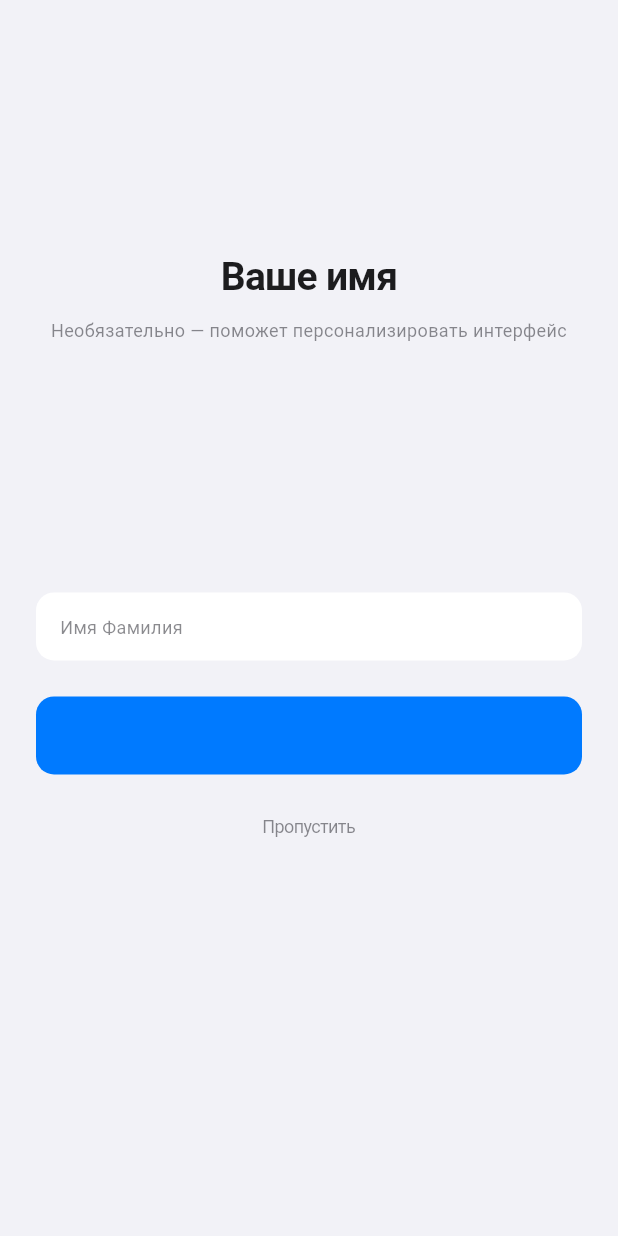
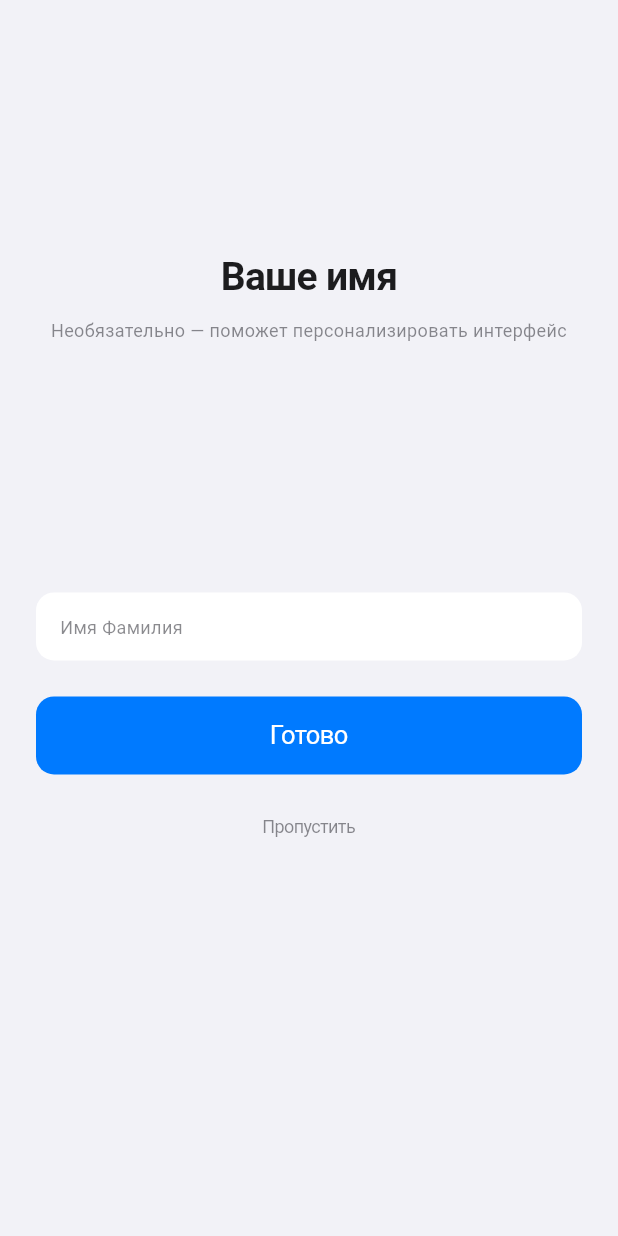
Before and after one commit to deissh/ystu_diplom, a Flutter app: the screen it shows after launch, swiped to page 4, on a phone screen of 412 x 824 dp. Run offline on Flutter 3.47's test engine with Material 3 defaults, Android fonts, the phone set to English and light mode, and no system bars; our stand-ins replace dio, drift, drift_flutter, flutter_riverpod, go_router, shared_preferences and 1 more; accounts and stored records are empty; generated files the repository leaves out were written again.

Commit message:
fix(schedule,profile,onboarding): lesson count declension, theme toggle width, button text color
- Add _lessonsWord(n) for correct Russian declension (ПАРА/ПАРЫ/ПАР)
- Wrap CupertinoSlidingSegmentedControl in SizedBox(width: infinity) to fill available width
- Add explicit CupertinoColors.white to "Готово" button text in NameEntryPage

Co-Authored-By: Claude Sonnet 4.6 <noreply@anthropic.com>

```diff
--- a/app/lib/features/onboarding/presentation/widgets/name_entry_page.dart
+++ b/app/lib/features/onboarding/presentation/widgets/name_entry_page.dart
@@ -82,7 +82,10 @@ class _NameEntryPageState extends ConsumerState<NameEntryPage> {
                 ? const CupertinoActivityIndicator(
                     color: CupertinoColors.white,
                   )
-                : const Text('Готово'),
+                : const Text(
+                    'Готово',
+                    style: TextStyle(color: CupertinoColors.white),
+                  ),
           ),
           const SizedBox(height: 12),
           CupertinoButton(
--- a/app/lib/features/profile/presentation/screens/profile_screen.dart
+++ b/app/lib/features/profile/presentation/screens/profile_screen.dart
@@ -423,7 +423,9 @@ class _ProfileViewState extends ConsumerState<_ProfileView> {
                 style: AppTextStyles.meta.copyWith(color: label3),
               ),
               const SizedBox(height: 12),
-              CupertinoSlidingSegmentedControl<AppTheme>(
+              SizedBox(
+                width: double.infinity,
+                child: CupertinoSlidingSegmentedControl<AppTheme>(
                   groupValue: selected,
                   children: const {
                     AppTheme.system: Text('Авто'),
@@ -437,6 +439,7 @@ class _ProfileViewState extends ConsumerState<_ProfileView> {
                           .setTheme(v);
                     }
                   },
+                ),
               ),
             ],
           ),
```
Also changed, not shown: app/lib/features/schedule/presentation/screens/schedule_screen.dart (+14 -2 lines). Lines whose indentation alone changed are shown as unchanged.
